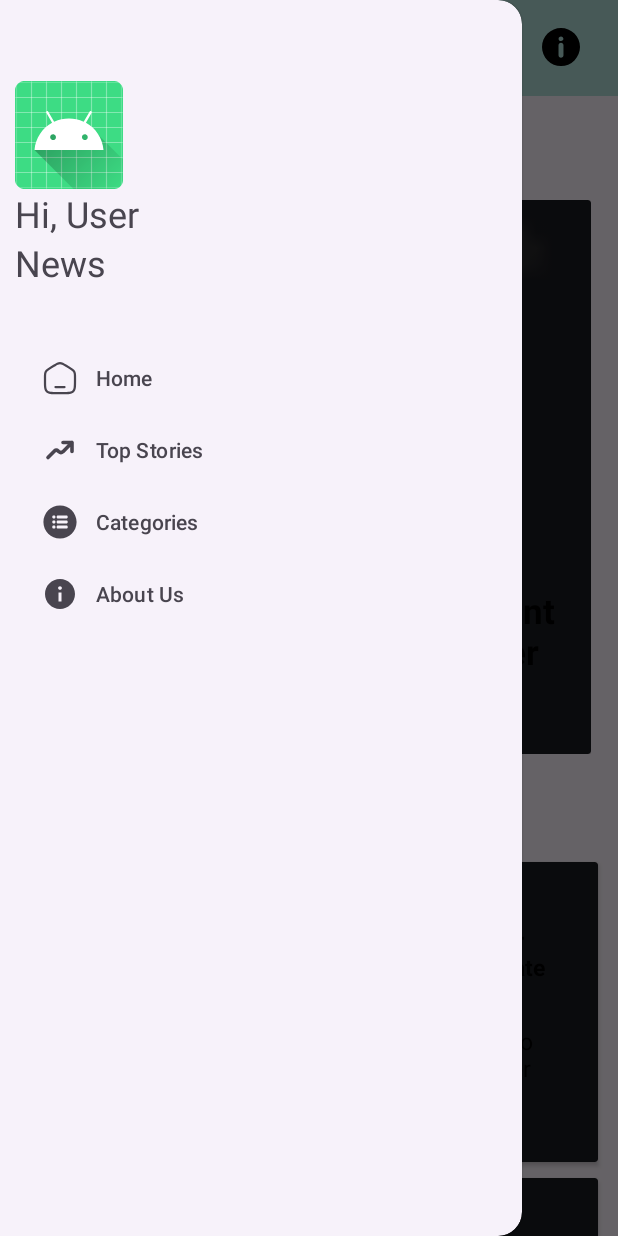
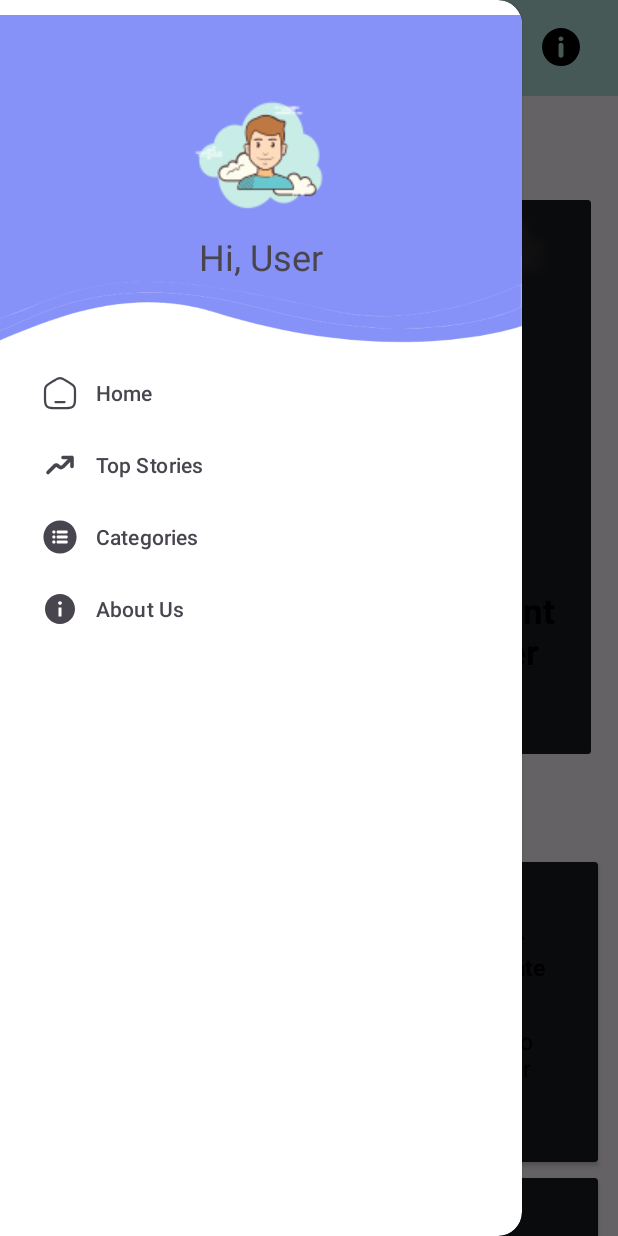
Before and after one commit to gangulwar/Android-NewsApp, an Android app: the screen it shows after launch (MainActivity), with the side drawer open, on a phone screen of 412 x 824 dp. Run offline under Robolectric (Android 15) with nearby library versions, the phone set to English and light mode, and no system bars; our stand-ins replace Picasso; pictures from the network do not load.

Commit message:
minor changes

```diff
--- a/app/src/main/res/layout/activity_navigation_drawer.xml
+++ b/app/src/main/res/layout/activity_navigation_drawer.xml
@@ -19,7 +19,8 @@
         android:fitsSystemWindows="true"
         android:id="@+id/navigationView"
         app:headerLayout="@layout/header_layout"
-        app:menu="@menu/navigation_items">
+        app:menu="@menu/navigation_items"
+        android:background="#FFFFFF">
 
     </com.google.android.material.navigation.NavigationView>
 
--- a/app/src/main/res/layout/header_layout.xml
+++ b/app/src/main/res/layout/header_layout.xml
@@ -4,29 +4,32 @@
     android:layout_width="match_parent"
     android:layout_height="220dp"
     android:orientation="vertical"
-    android:gravity="center_vertical"
-    android:padding="10dp">
+    android:gravity="bottom"
+    android:padding="10dp"
+    android:layout_marginTop="10dp"
+    android:background="@drawable/headerbg">
 
 
     <ImageView
-        android:layout_width="wrap_content"
+        android:layout_width="match_parent"
         android:layout_height="wrap_content"
-        android:src="@mipmap/ic_launcher"
         android:layout_gravity="center_vertical"
-        android:layout_marginTop="25dp"/>
+        android:layout_marginTop="25dp"
+        android:src="@drawable/user2" />
+
+    <TextView
+        android:layout_width="match_parent"
+        android:layout_height="wrap_content"
+        android:text="@string/hi_user"
+        android:gravity="center"
+        android:textSize="24sp"/>
 
     <TextView
         android:layout_width="wrap_content"
         android:layout_height="wrap_content"
-        android:text="@string/hi_user"
+        android:text="Developed by Gangulwar"
         android:textSize="24sp"
-        />
-
-    <TextView
-        android:layout_width="wrap_content"
-        android:layout_height="wrap_content"
-        android:text="News"
-        android:textSize="24sp"
+        android:visibility="invisible"
         />
 
 
```
